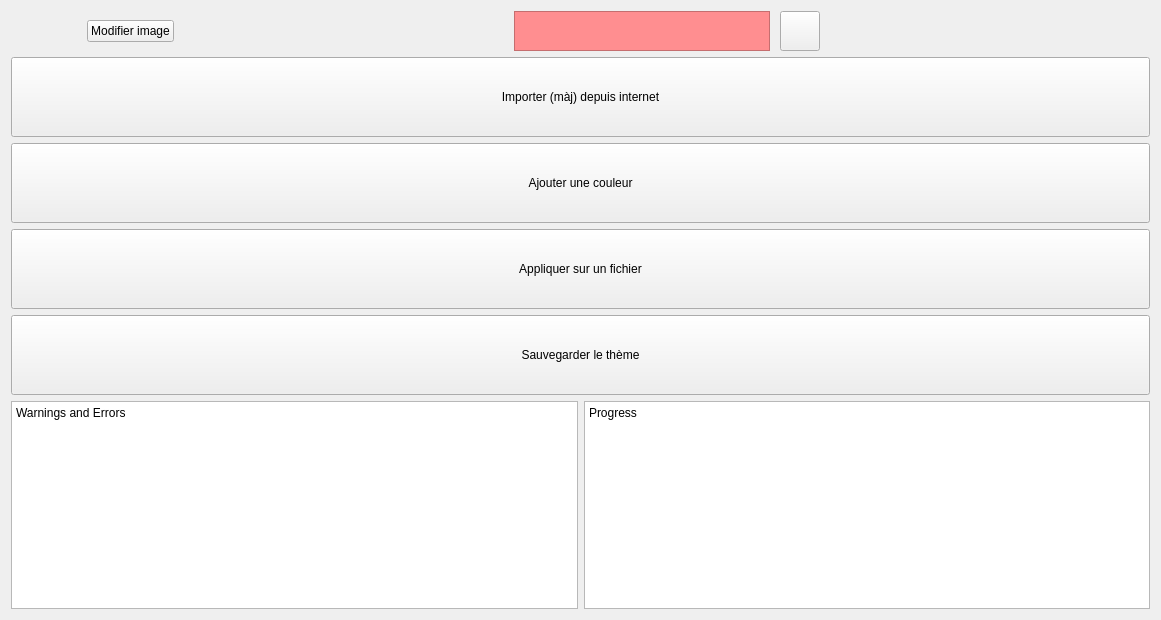
Above: ui/theme_editor_page.ui from imanirajdoost/color-theme-manager before the change. Below: the same form after it.
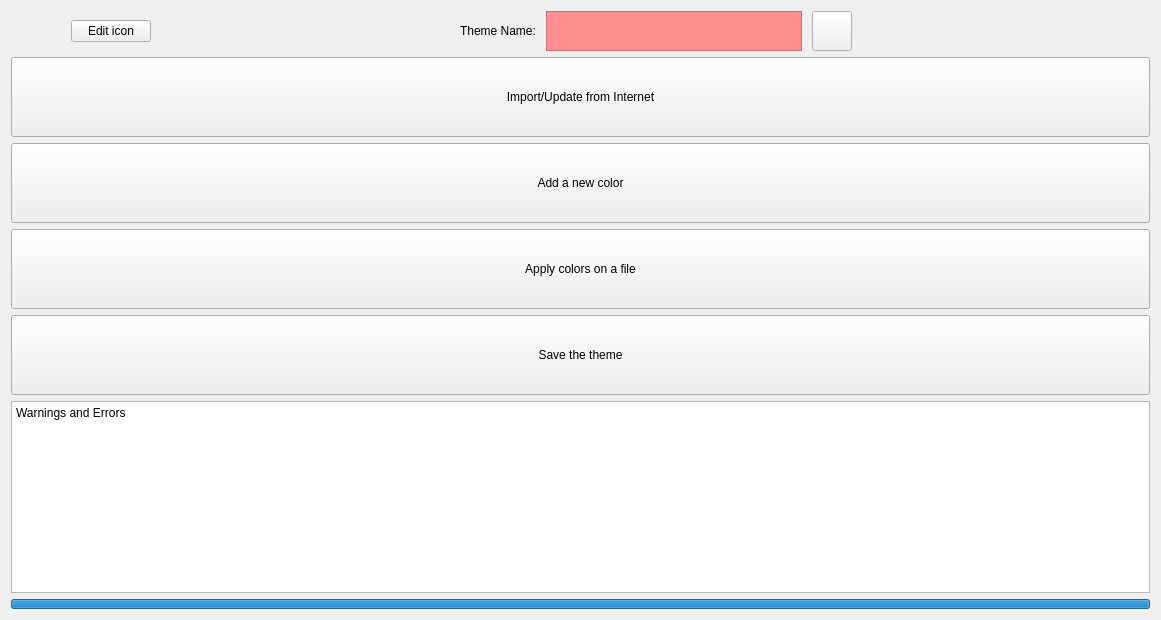
That is the form after the change. Icons and pictures are not drawn.

Commit message: Added delete and edit for colors

Patch:
```diff
--- a/ui/theme_editor_page.ui
+++ b/ui/theme_editor_page.ui
@@ -15,14 +15,26 @@
   </property>
   <layout class="QHBoxLayout" name="horizontalLayout_3">
    <item>
-    <layout class="QVBoxLayout" name="verticalLayout" stretch="1,10,2">
+    <layout class="QVBoxLayout" name="verticalLayout" stretch="1,10,2,0">
      <item>
-      <layout class="QHBoxLayout" name="horizontalLayout" stretch="1,1,5,0,1,5">
+      <layout class="QHBoxLayout" name="horizontalLayout" stretch="1,1,5,0,0,1,5">
        <property name="spacing">
         <number>10</number>
        </property>
        <item>
-        <widget class="QLabel" name="label_2">
+        <widget class="QLabel" name="themeIcon">
+         <property name="sizePolicy">
+          <sizepolicy hsizetype="Fixed" vsizetype="Fixed">
+           <horstretch>0</horstretch>
+           <verstretch>0</verstretch>
+          </sizepolicy>
+         </property>
+         <property name="maximumSize">
+          <size>
+           <width>50</width>
+           <height>50</height>
+          </size>
+         </property>
          <property name="text">
           <string/>
          </property>
@@ -34,7 +46,7 @@
        <item>
         <widget class="QPushButton" name="pushButton_5">
          <property name="text">
-          <string>Modifier image</string>
+          <string>Edit icon</string>
          </property>
         </widget>
        </item>
@@ -51,6 +63,13 @@
          </property>
         </spacer>
        </item>
+       <item>
+        <widget class="QLabel" name="label">
+         <property name="text">
+          <string>Theme Name:</string>
+         </property>
+        </widget>
+       </item>
        <item>
         <widget class="QTextEdit" name="themeNameEditText">
          <property name="sizePolicy">
@@ -126,7 +145,7 @@
             </size>
            </property>
            <property name="text">
-            <string>Importer (màj) depuis internet</string>
+            <string>Import/Update from Internet</string>
            </property>
           </widget>
          </item>
@@ -145,7 +164,7 @@
             </size>
            </property>
            <property name="text">
-            <string>Appliquer sur un fichier</string>
+            <string>Apply colors on a file</string>
            </property>
           </widget>
          </item>
@@ -164,7 +183,7 @@
             </size>
            </property>
            <property name="text">
-            <string>Sauvegarder le thème</string>
+            <string>Save the theme</string>
            </property>
           </widget>
          </item>
@@ -183,7 +202,7 @@
             </size>
            </property>
            <property name="text">
-            <string>Ajouter une couleur</string>
+            <string>Add a new color</string>
            </property>
           </widget>
          </item>
@@ -203,18 +222,24 @@
          </property>
         </widget>
        </item>
-       <item>
-        <widget class="QPlainTextEdit" name="plainTextEdit_2">
-         <property name="readOnly">
-          <bool>true</bool>
-         </property>
-         <property name="plainText">
-          <string>Progress</string>
-         </property>
-        </widget>
-       </item>
       </layout>
      </item>
+     <item>
+      <widget class="QProgressBar" name="progressBar">
+       <property name="maximumSize">
+        <size>
+         <width>16777215</width>
+         <height>10</height>
+        </size>
+       </property>
+       <property name="value">
+        <number>100</number>
+       </property>
+       <property name="textVisible">
+        <bool>false</bool>
+       </property>
+      </widget>
+     </item>
     </layout>
    </item>
    <item>
```
Left out of the diff: 2 changed lines with no effect on the pictures. The commit also changes 21 other files.
